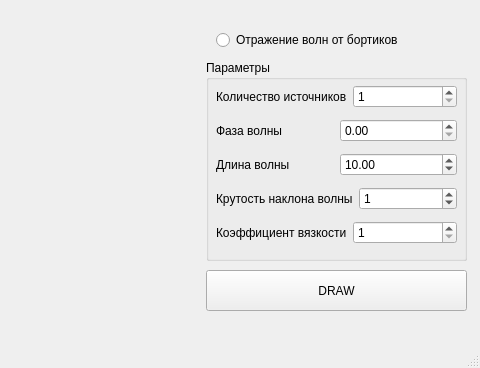
Student-Experimental-Physics-Laboratory/self-water-talbot, file source/mainwindow.ui: the form before one commit; both pictures show x 714 to 1194 and y 290 to 658 of the 1194 by 658 pixel window.
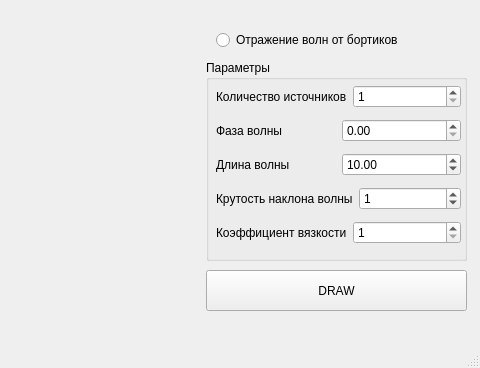
The form after the commit. Custom widgets are drawn as their Qt base class.

Diff of the .ui file:
```diff
--- a/source/mainwindow.ui
+++ b/source/mainwindow.ui
@@ -19,7 +19,7 @@
      <rect>
       <x>10</x>
       <y>10</y>
-      <width>891</width>
+      <width>651</width>
       <height>581</height>
      </rect>
     </property>
@@ -52,12 +52,12 @@
     <property name="title">
      <string>Параметры</string>
     </property>
-    <widget class="QWidget" name="">
+    <widget class="QWidget" name="layoutWidget">
      <property name="geometry">
       <rect>
        <x>10</x>
        <y>20</y>
-       <width>241</width>
+       <width>245</width>
        <height>171</height>
       </rect>
      </property>
@@ -196,6 +196,12 @@
    <header>draw2dvector.h</header>
    <container>1</container>
   </customwidget>
+  <customwidget>
+   <class>DrawChart</class>
+   <extends>QWidget</extends>
+   <header>drawchart.h</header>
+   <container>1</container>
+  </customwidget>
  </customwidgets>
  <resources/>
  <connections/>
```
Left out of the diff: 12 changed lines with no effect on the pictures.
